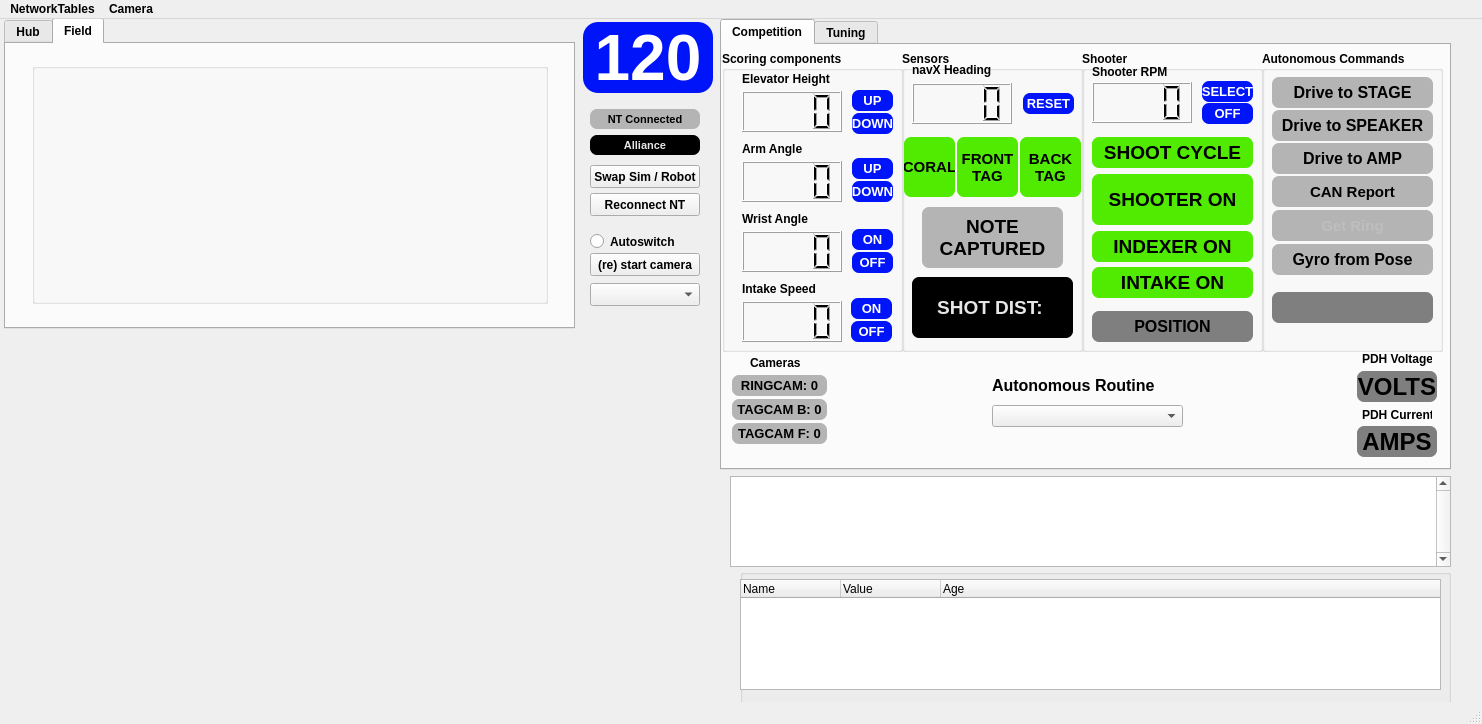
Old version of the form gui/layout_2025.ui in the repository aesatchien/FRC2429_2025.
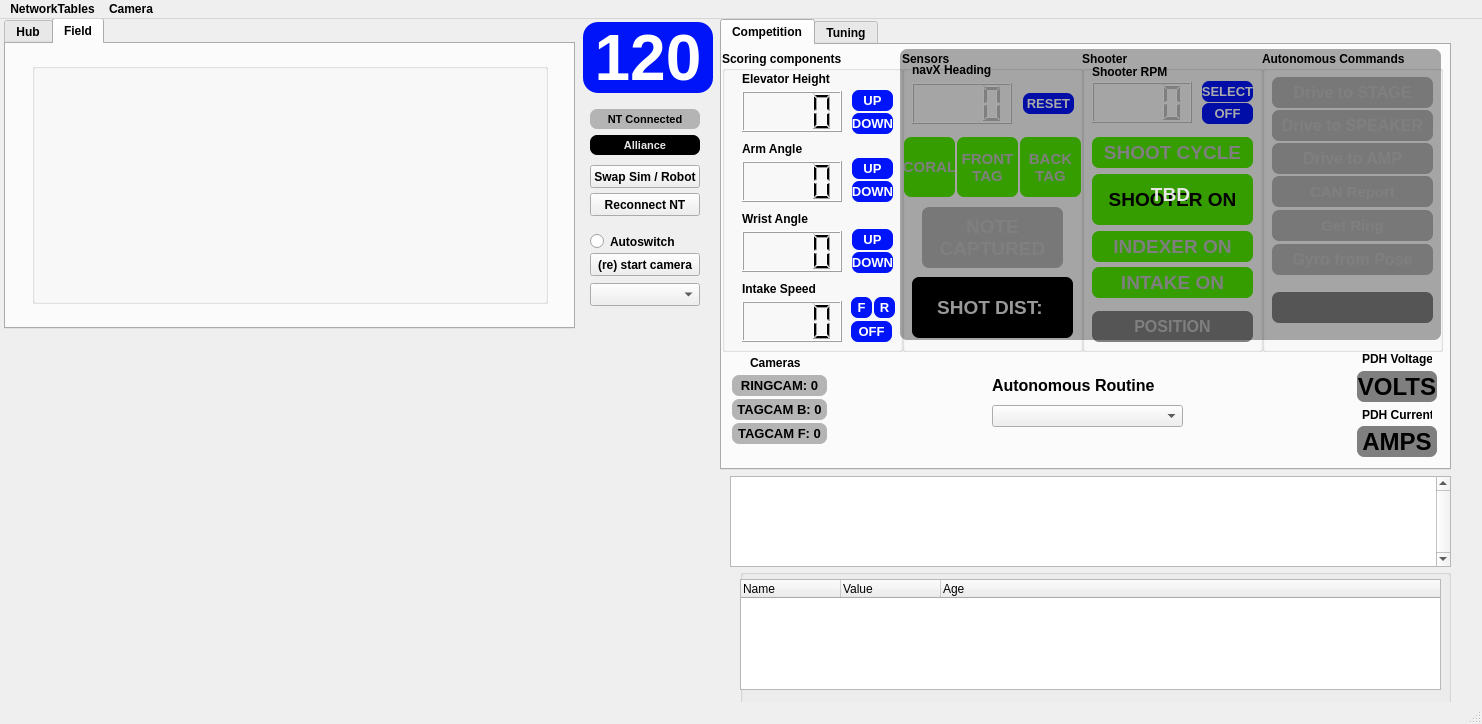
New version of the form. Icons and pictures are not drawn. Custom widgets are drawn as their Qt base class.

Patch:
```diff
--- a/gui/layout_2025.ui
+++ b/gui/layout_2025.ui
@@ -104,7 +104,7 @@
       </widget>
       <widget class="QLabel2" name="qlabel_shoot_cycle_indicator">
        <property name="enabled">
-        <bool>true</bool>
+        <bool>false</bool>
        </property>
        <property name="geometry">
         <rect>
@@ -138,7 +138,7 @@
       </widget>
       <widget class="QLabel2" name="qlabel_indexer_indicator">
        <property name="enabled">
-        <bool>true</bool>
+        <bool>false</bool>
        </property>
        <property name="geometry">
         <rect>
@@ -172,7 +172,7 @@
       </widget>
       <widget class="QLabel2" name="qlabel_shooter_on_indicator">
        <property name="enabled">
-        <bool>true</bool>
+        <bool>false</bool>
        </property>
        <property name="geometry">
         <rect>
@@ -207,7 +207,7 @@
       </widget>
       <widget class="QLCDNumber" name="qlcd_shooter_speed">
        <property name="enabled">
-        <bool>true</bool>
+        <bool>false</bool>
        </property>
        <property name="geometry">
         <rect>
@@ -236,7 +236,7 @@
       </widget>
       <widget class="QLabel2" name="qlabel_shooter_off_indicator">
        <property name="enabled">
-        <bool>true</bool>
+        <bool>false</bool>
        </property>
        <property name="geometry">
         <rect>
@@ -271,7 +271,7 @@
       </widget>
       <widget class="QLabel2" name="qlabel_intake_indicator">
        <property name="enabled">
-        <bool>true</bool>
+        <bool>false</bool>
        </property>
        <property name="geometry">
         <rect>
@@ -304,6 +304,9 @@
        </property>
       </widget>
       <widget class="QLabel2" name="qlabel_position_indicator">
+       <property name="enabled">
+        <bool>false</bool>
+       </property>
        <property name="geometry">
         <rect>
          <x>10</x>
@@ -538,7 +541,7 @@
         <set>Qt::AlignCenter</set>
        </property>
       </widget>
-      <widget class="QLabel2" name="qlabel_indexer_on_indicator">
+      <widget class="QLabel2" name="qlabel_wrist_up_indicator">
        <property name="geometry">
         <rect>
          <x>130</x>
@@ -561,7 +564,7 @@
 background-color:rgb(0, 20, 250);</string>
        </property>
        <property name="text">
-        <string>ON</string>
+        <string>UP</string>
        </property>
        <property name="textFormat">
         <enum>Qt::AutoText</enum>
@@ -570,7 +573,7 @@
         <set>Qt::AlignCenter</set>
        </property>
       </widget>
-      <widget class="QLabel2" name="qlabel_indexer_off_indicator">
+      <widget class="QLabel2" name="qlabel_wrist_down_indicator">
        <property name="geometry">
         <rect>
          <x>130</x>
@@ -593,7 +596,7 @@
 background-color:rgb(0, 20, 250);</string>
        </property>
        <property name="text">
-        <string>OFF</string>
+        <string>DOWN</string>
        </property>
        <property name="textFormat">
         <enum>Qt::AutoText</enum>
@@ -702,8 +705,8 @@
        <property name="geometry">
         <rect>
          <x>129</x>
-         <y>247</y>
-         <width>41</width>
+         <y>246</y>
+         <width>21</width>
          <height>21</height>
         </rect>
        </property>
@@ -721,7 +724,39 @@
 background-color:rgb(0, 20, 250);</string>
        </property>
        <property name="text">
-        <string>ON</string>
+        <string>F</string>
+       </property>
+       <property name="textFormat">
+        <enum>Qt::AutoText</enum>
+       </property>
+       <property name="alignment">
+        <set>Qt::AlignCenter</set>
+       </property>
+      </widget>
+      <widget class="QLabel2" name="qlabel_intake_reverse_indicator">
+       <property name="geometry">
+        <rect>
+         <x>152</x>
+         <y>246</y>
+         <width>21</width>
+         <height>21</height>
+        </rect>
+       </property>
+       <property name="font">
+        <font>
+         <family>MS Shell Dlg 2</family>
+         <pointsize>10</pointsize>
+         <bold>true</bold>
+        </font>
+       </property>
+       <property name="styleSheet">
+        <string notr="true">border: 7px;
+border-radius: 7px;
+color:rgb(255, 255, 255);
+background-color:rgb(0, 20, 250);</string>
+       </property>
+       <property name="text">
+        <string>R</string>
        </property>
        <property name="textFormat">
         <enum>Qt::AutoText</enum>
@@ -763,6 +798,9 @@
        </property>
       </widget>
       <widget class="QLCDNumber" name="qlcd_navx_heading">
+       <property name="enabled">
+        <bool>false</bool>
+       </property>
        <property name="geometry">
         <rect>
          <x>10</x>
@@ -776,6 +814,9 @@
        </property>
       </widget>
       <widget class="QLabel2" name="qlabel_navx_reset_indicator">
+       <property name="enabled">
+        <bool>false</bool>
+       </property>
        <property name="geometry">
         <rect>
          <x>121</x>
@@ -809,7 +850,7 @@
       </widget>
       <widget class="QLabel2" name="qlabel_orange_target_indicator">
        <property name="enabled">
-        <bool>true</bool>
+        <bool>false</bool>
        </property>
        <property name="geometry">
         <rect>
@@ -843,7 +884,7 @@
       </widget>
       <widget class="QLabel2" name="qlabel_apriltag_front_target_indicator">
        <property name="enabled">
-        <bool>true</bool>
+        <bool>false</bool>
        </property>
        <property name="geometry">
         <rect>
@@ -878,7 +919,7 @@
       </widget>
       <widget class="QLabel2" name="qlabel_note_captured_indicator">
        <property name="enabled">
-        <bool>true</bool>
+        <bool>false</bool>
        </property>
        <property name="geometry">
         <rect>
@@ -912,6 +953,9 @@
        </property>
       </widget>
       <widget class="QLabel" name="qlabel_shot_distance">
+       <property name="enabled">
+        <bool>false</bool>
+       </property>
        <property name="geometry">
         <rect>
          <x>10</x>
@@ -945,7 +989,7 @@
       </widget>
       <widget class="QLabel2" name="qlabel_apriltag_back_target_indicator">
        <property name="enabled">
-        <bool>true</bool>
+        <bool>false</bool>
        </property>
        <property name="geometry">
         <rect>
@@ -993,7 +1037,7 @@
       </property>
       <widget class="QLabel2" name="qlabel_reset_gyro_from_pose_indicator">
        <property name="enabled">
-        <bool>true</bool>
+        <bool>false</bool>
        </property>
        <property name="geometry">
         <rect>
@@ -1026,7 +1070,7 @@
       </widget>
       <widget class="QLabel2" name="qlabel_drive_to_speaker_indicator">
        <property name="enabled">
-        <bool>true</bool>
+        <bool>false</bool>
        </property>
        <property name="geometry">
         <rect>
@@ -1059,7 +1103,7 @@
       </widget>
       <widget class="QLabel2" name="qlabel_drive_to_stage_indicator">
        <property name="enabled">
-        <bool>true</bool>
+        <bool>false</bool>
        </property>
        <property name="geometry">
         <rect>
@@ -1092,7 +1136,7 @@
       </widget>
       <widget class="QLabel2" name="qlabel_drive_to_amp_indicator">
        <property name="enabled">
-        <bool>true</bool>
+        <bool>false</bool>
        </property>
        <property name="geometry">
         <rect>
@@ -1159,7 +1203,7 @@
       </widget>
       <widget class="QLabel2" name="qlabel_can_report_indicator">
        <property name="enabled">
-        <bool>true</bool>
+        <bool>false</bool>
        </property>
        <property name="geometry">
         <rect>
@@ -1193,6 +1237,9 @@
        </property>
       </widget>
       <widget class="QLabel2" name="qlabel_game_piece_indicator">
+       <property name="enabled">
+        <bool>false</bool>
+       </property>
        <property name="geometry">
         <rect>
          <x>10</x>
@@ -2047,6 +2094,41 @@
      <set>Qt::AlignCenter</set>
     </property>
    </widget>
+   <widget class="QLabel" name="qlabel_TBD">
+    <property name="enabled">
+     <bool>true</bool>
+    </property>
+    <property name="geometry">
+     <rect>
+      <x>900</x>
+      <y>30</y>
+      <width>541</width>
+      <height>291</height>
+     </rect>
+    </property>
+    <property name="font">
+     <font>
+      <family>MS Shell Dlg 2</family>
+      <pointsize>14</pointsize>
+      <bold>true</bold>
+     </font>
+    </property>
+    <property name="styleSheet">
+     <string notr="true">border: 7px;
+border-radius: 7px;
+background-color:rgba(0, 0, 0,85);
+color:rgb(230,230,230);</string>
+    </property>
+    <property name="text">
+     <string>TBD</string>
+    </property>
+    <property name="textFormat">
+     <enum>Qt::AutoText</enum>
+    </property>
+    <property name="alignment">
+     <set>Qt::AlignCenter</set>
+    </property>
+   </widget>
    <zorder>tabWidget</zorder>
    <zorder>qt_text_status</zorder>
    <zorder>tabWidget_2</zorder>
@@ -2060,6 +2142,7 @@
    <zorder>qt_button_swap_sim</zorder>
    <zorder>qlabel_camera_view</zorder>
    <zorder>qlabel_alliance_indicator</zorder>
+   <zorder>qlabel_TBD</zorder>
   </widget>
   <widget class="QMenuBar" name="menubar">
    <property name="geometry">
```
